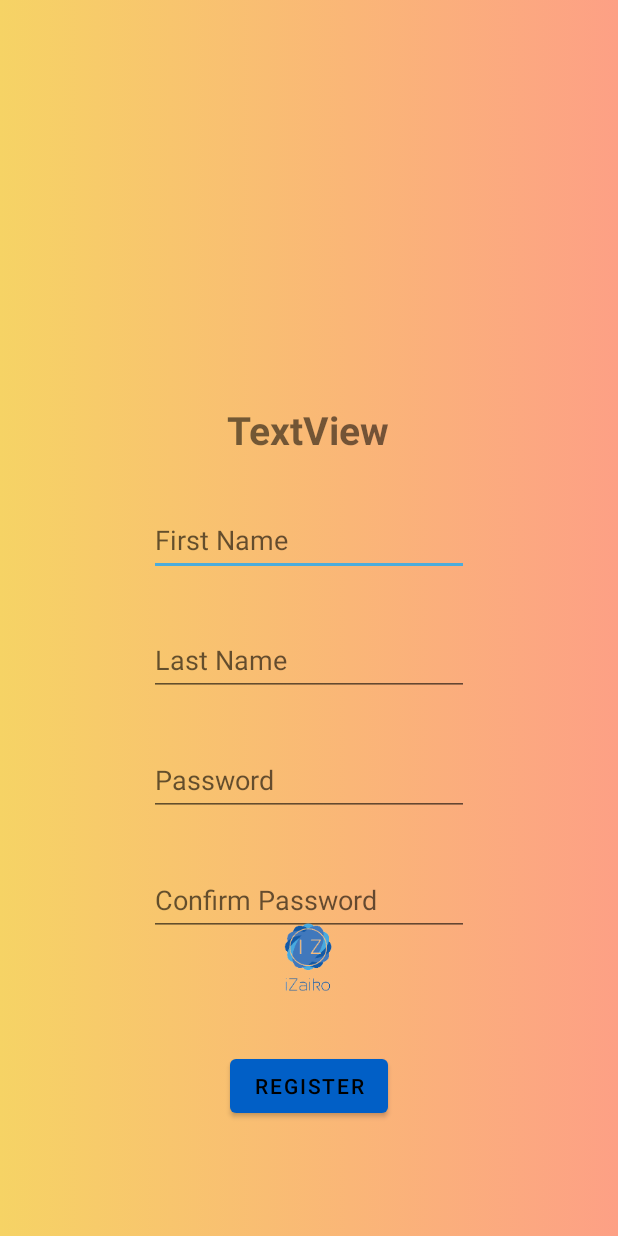
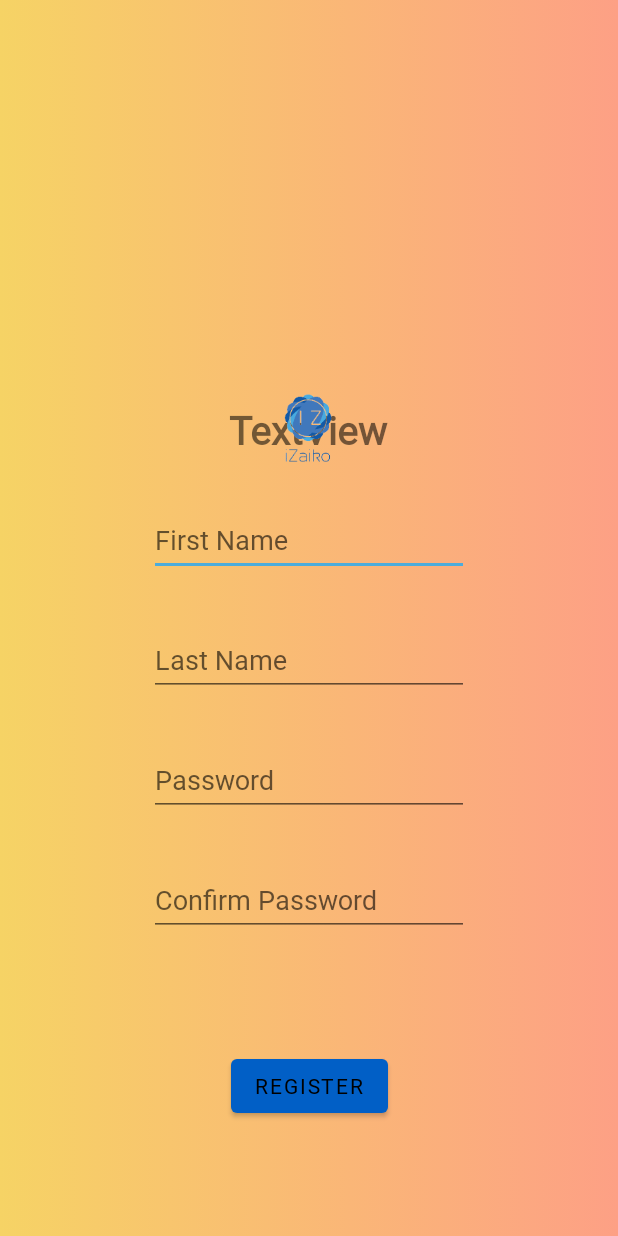
Before and after one commit to Teggenberg/NardDogsApp, an Android app: the GoogleReg screen opened directly, with no data from a screen before it, on a phone screen of 412 x 824 dp. Run offline under Robolectric (Android 15) with nearby library versions, the phone set to English and light mode, and no system bars; our stand-ins replace Firebase (no records; nobody signed in at launch, a user with empty details on screens opened directly); 2 statements that could not run were skipped.

Commit message:
main screen fixed and font

```diff
--- a/app/src/main/res/layout/activity_google_reg.xml
+++ b/app/src/main/res/layout/activity_google_reg.xml
@@ -13,6 +13,7 @@
         android:layout_height="48dp"
         android:layout_marginBottom="32dp"
         android:ems="10"
+        android:fontFamily="@font/latoregular"
         android:hint="First Name"
         android:inputType="textPersonName"
         app:layout_constraintBottom_toTopOf="@+id/etLastName"
@@ -25,6 +26,7 @@
         android:layout_height="48dp"
         android:layout_marginBottom="32dp"
         android:ems="10"
+        android:fontFamily="@font/latoregular"
         android:hint="Last Name"
         android:inputType="textPersonName"
         app:layout_constraintBottom_toTopOf="@+id/etPassword"
@@ -37,8 +39,10 @@
         android:layout_height="48dp"
         android:layout_marginBottom="32dp"
         android:ems="10"
+        android:fontFamily="@font/latoregular"
         android:hint="Password"
         android:inputType="textPassword"
+        android:textAlignment="viewStart"
         app:layout_constraintBottom_toTopOf="@+id/etConfirmPassword"
         app:layout_constraintEnd_toEndOf="parent"
         app:layout_constraintStart_toStartOf="parent" />
@@ -49,6 +53,7 @@
         android:layout_height="48dp"
         android:layout_marginBottom="200dp"
         android:ems="10"
+        android:fontFamily="@font/latoregular"
         android:hint="Confirm Password"
         android:inputType="textPassword"
         app:layout_constraintBottom_toBottomOf="parent"
@@ -59,6 +64,7 @@
         android:id="@+id/registerGoogleButton"
         android:layout_width="wrap_content"
         android:layout_height="wrap_content"
+        android:fontFamily="@font/latomedium"
         android:text="Register"
         app:layout_constraintBottom_toBottomOf="parent"
         app:layout_constraintEnd_toEndOf="parent"
@@ -70,6 +76,7 @@
         android:layout_width="wrap_content"
         android:layout_height="wrap_content"
         android:layout_marginBottom="32dp"
+        android:fontFamily="@font/latobold"
         android:text="TextView"
         android:textSize="26dp"
         android:textStyle="bold"
@@ -87,7 +94,7 @@
         app:layout_constraintHorizontal_bias="0.498"
         app:layout_constraintStart_toStartOf="parent"
         app:layout_constraintTop_toTopOf="parent"
-        app:layout_constraintVertical_bias="0.809"
+        app:layout_constraintVertical_bias="0.33"
         app:srcCompat="@mipmap/izaikoiconbgremoved_foreground" />
 
 </androidx.constraintlayout.widget.ConstraintLayout>
--- a/app/src/main/res/layout/activity_main.xml
+++ b/app/src/main/res/layout/activity_main.xml
@@ -11,6 +11,7 @@
         android:id="@+id/loginButton"
         android:layout_width="wrap_content"
         android:layout_height="wrap_content"
+        android:fontFamily="@font/latomedium"
         android:text="Log In with Google"
         app:layout_constraintBottom_toBottomOf="parent"
         app:layout_constraintEnd_toEndOf="parent"
@@ -24,6 +25,7 @@
         android:layout_width="wrap_content"
         android:layout_height="wrap_content"
         android:layout_marginTop="32dp"
+        android:fontFamily="@font/latomedium"
         android:text="Register"
         app:layout_constraintEnd_toEndOf="parent"
         app:layout_constraintHorizontal_bias=".5"
```
